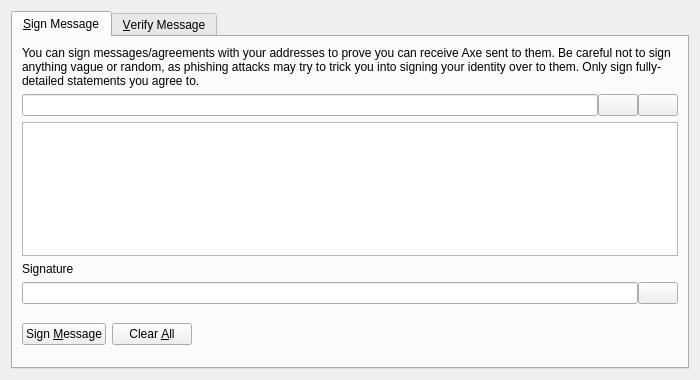
AXErunners/axe, file src/qt/forms/signverifymessagedialog.ui: the form before one commit.
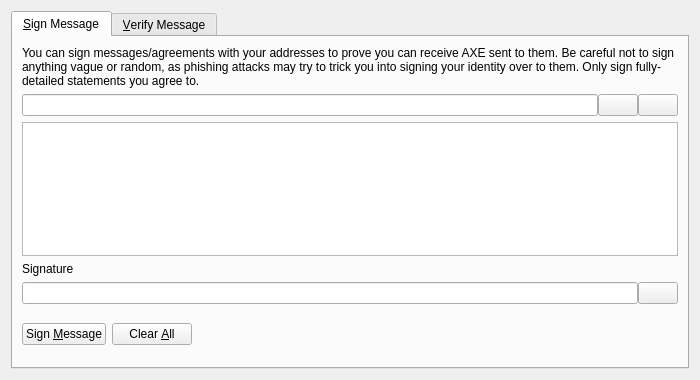
The form after the commit. Custom widgets are drawn as their Qt base class.

```diff
--- a/src/qt/forms/signverifymessagedialog.ui
+++ b/src/qt/forms/signverifymessagedialog.ui
@@ -30,7 +30,7 @@
        <item>
         <widget class="QLabel" name="infoLabel_SM">
          <property name="text">
-          <string>You can sign messages/agreements with your addresses to prove you can receive Axe sent to them. Be careful not to sign anything vague or random, as phishing attacks may try to trick you into signing your identity over to them. Only sign fully-detailed statements you agree to.</string>
+          <string>You can sign messages/agreements with your addresses to prove you can receive AXE sent to them. Be careful not to sign anything vague or random, as phishing attacks may try to trick you into signing your identity over to them. Only sign fully-detailed statements you agree to.</string>
          </property>
          <property name="textFormat">
           <enum>Qt::PlainText</enum>
```
Left out of the diff: 8 changed lines with no effect on the pictures.
